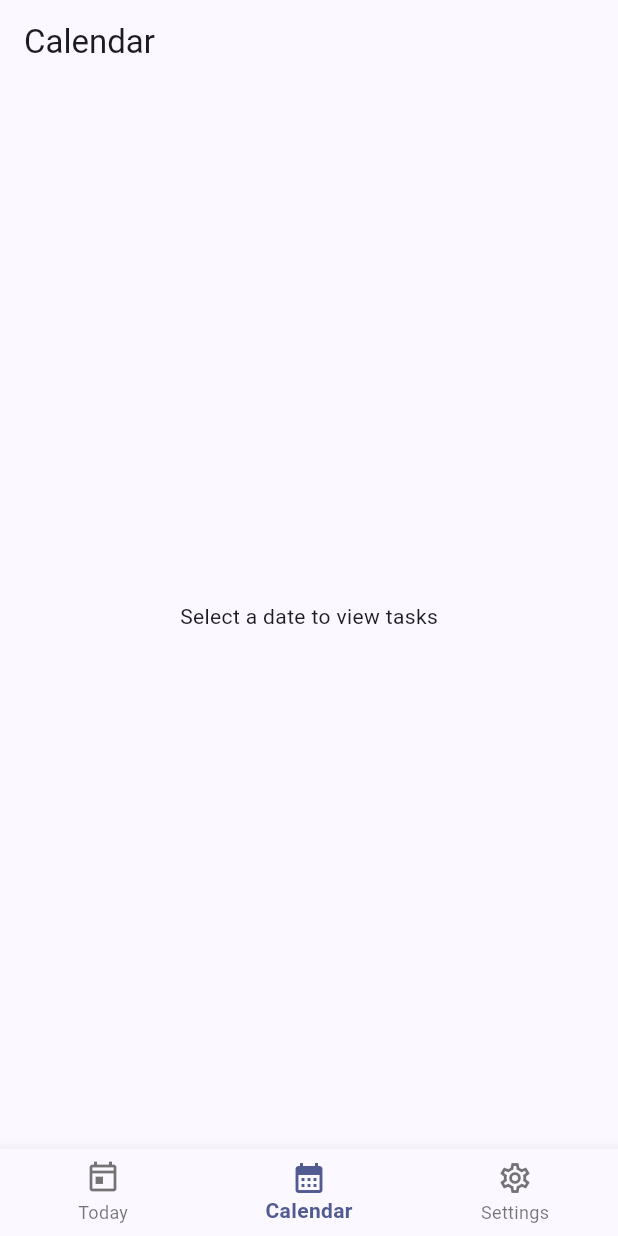
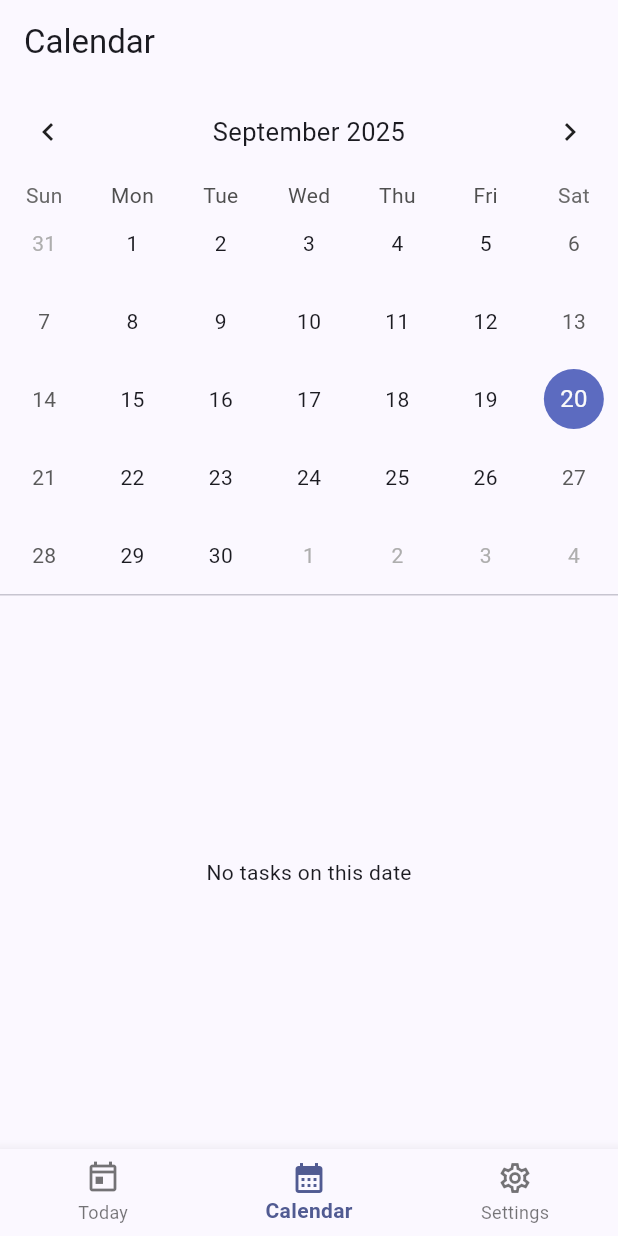
Before and after one commit to elvispreakerebi/study_planner_app, a Flutter app: the screen it shows after launch, item 2 of the bottom bar chosen, on a phone screen of 412 x 824 dp. Run offline on Flutter 3.47's test engine with Material 3 defaults, Android fonts, the phone set to English and light mode, and no system bars; drawn by our look-alikes of table_calendar; our stand-ins replace shared_preferences.

Commit message:
implemented the calendar feature

```diff
--- a/lib/main.dart
+++ b/lib/main.dart
@@ -1,5 +1,6 @@
 import 'package:flutter/material.dart';
 import 'package:shared_preferences/shared_preferences.dart';
+import 'package:study_planner_app/src/features/calendar/presentation/widgets/monthly_calendar.dart';
 import 'package:study_planner_app/src/features/tasks/data/datasources/task_local_data_source.dart';
 import 'package:study_planner_app/src/features/tasks/data/repositories/task_repository_prefs.dart';
 import 'package:study_planner_app/src/features/tasks/domain/entities/task.dart';
@@ -181,16 +182,96 @@ class _TodayScreenState extends State<TodayScreen> {
   }
 }
 
-class CalendarScreen extends StatelessWidget {
+class CalendarScreen extends StatefulWidget {
   const CalendarScreen({super.key, required this.repository});
 
   final TaskRepository repository;
 
   @override
+  State<CalendarScreen> createState() => _CalendarScreenState();
+}
+
+class _CalendarScreenState extends State<CalendarScreen> {
+  DateTime _selectedDay = DateTime.now();
+  List<Task> _tasks = <Task>[];
+  bool _loading = false;
+
+  @override
+  void initState() {
+    super.initState();
+    _loadForDay(_selectedDay);
+  }
+
+  Future<void> _loadForDay(DateTime day) async {
+    setState(() => _loading = true);
+    final List<Task> tasks = await widget.repository.getForDate(day);
+    setState(() {
+      _tasks = tasks;
+      _loading = false;
+    });
+  }
+
+  Future<Set<DateTime>> _loadMarkedDaysForMonth(DateTime month) async {
+    final List<Task> all = await widget.repository.getAll();
+    final Set<DateTime> days = all
+        .map(
+          (Task t) => DateTime(t.dueDate.year, t.dueDate.month, t.dueDate.day),
+        )
+        .toSet();
+    return days;
+  }
+
+  @override
   Widget build(BuildContext context) {
     return Scaffold(
       appBar: AppBar(title: const Text('Calendar')),
-      body: const Center(child: Text('Select a date to view tasks')),
+      body: Column(
+        children: <Widget>[
+          FutureBuilder<Set<DateTime>>(
+            future: _loadMarkedDaysForMonth(_selectedDay),
+            builder:
+                (BuildContext context, AsyncSnapshot<Set<DateTime>> snapshot) {
+                  final Set<DateTime> marked = snapshot.data ?? <DateTime>{};
+                  return MonthlyCalendar(
+                    selectedDay: _selectedDay,
+                    markedDays: marked,
+                    onDaySelected: (DateTime day) {
+                      setState(() => _selectedDay = day);
+                      _loadForDay(day);
+                    },
+                  );
+                },
+          ),
+          const Divider(height: 1),
+          Expanded(
+            child: _loading
+                ? const Center(child: CircularProgressIndicator())
+                : _tasks.isEmpty
+                ? const Center(child: Text('No tasks on this date'))
+                : ListView.separated(
+                    padding: const EdgeInsets.symmetric(vertical: 8),
+                    itemCount: _tasks.length,
+                    itemBuilder: (BuildContext context, int index) {
+                      final Task task = _tasks[index];
+                      return ListTile(
+                        leading: Icon(
+                          task.isCompleted
+                              ? Icons.check_circle
+                              : Icons.radio_button_unchecked,
+                        ),
+                        title: Text(task.title),
+                        subtitle:
+                            task.description != null &&
+                                task.description!.isNotEmpty
+                            ? Text(task.description!)
+                            : null,
+                      );
+                    },
+                    separatorBuilder: (_, __) => const Divider(height: 1),
+                  ),
+          ),
+        ],
+      ),
     );
   }
 }
--- /dev/null
+++ b/lib/src/features/calendar/presentation/widgets/monthly_calendar.dart
@@ -0,0 +1,67 @@
+import 'package:flutter/material.dart';
+import 'package:table_calendar/table_calendar.dart';
+
+class MonthlyCalendar extends StatefulWidget {
+  const MonthlyCalendar({
+    super.key,
+    required this.selectedDay,
+    required this.onDaySelected,
+    this.markedDays = const {},
+  });
+
+  final DateTime selectedDay;
+  final void Function(DateTime selected) onDaySelected;
+  final Set<DateTime> markedDays;
+
+  @override
+  State<MonthlyCalendar> createState() => _MonthlyCalendarState();
+}
+
+class _MonthlyCalendarState extends State<MonthlyCalendar> {
+  late DateTime _focusedDay = widget.selectedDay;
+
+  bool _isSameDay(DateTime a, DateTime b) =>
+      a.year == b.year && a.month == b.month && a.day == b.day;
+
+  @override
+  Widget build(BuildContext context) {
+    return TableCalendar<void>(
+      firstDay: DateTime.utc(2015, 1, 1),
+      lastDay: DateTime.utc(2100, 12, 31),
+      focusedDay: _focusedDay,
+      calendarFormat: CalendarFormat.month,
+      availableCalendarFormats: const {CalendarFormat.month: 'Month'},
+      selectedDayPredicate: (DateTime day) =>
+          _isSameDay(day, widget.selectedDay),
+      onDaySelected: (DateTime selectedDay, DateTime focusedDay) {
+        setState(() => _focusedDay = focusedDay);
+        widget.onDaySelected(selectedDay);
+      },
+      calendarBuilders: CalendarBuilders(
+        markerBuilder:
+            (BuildContext context, DateTime day, List<dynamic> events) {
+              final bool marked = widget.markedDays.any(
+                (DateTime d) => _isSameDay(d, day),
+              );
+              if (!marked) return null;
+              return Align(
+                alignment: Alignment.bottomCenter,
+                child: Container(
+                  width: 6,
+                  height: 6,
+                  margin: const EdgeInsets.only(bottom: 6),
+                  decoration: BoxDecoration(
+                    color: Theme.of(context).colorScheme.primary,
+                    shape: BoxShape.circle,
+                  ),
+                ),
+              );
+            },
+      ),
+      headerStyle: const HeaderStyle(
+        formatButtonVisible: false,
+        titleCentered: true,
+      ),
+    );
+  }
+}
--- a/pubspec.yaml
+++ b/pubspec.yaml
@@ -36,6 +36,7 @@ dependencies:
   cupertino_icons: ^1.0.8
   shared_preferences: ^2.3.2
   uuid: ^4.5.1
+  table_calendar: ^3.1.2
 
 dev_dependencies:
   flutter_test:
```
Also changed, not shown: pubspec.lock.
